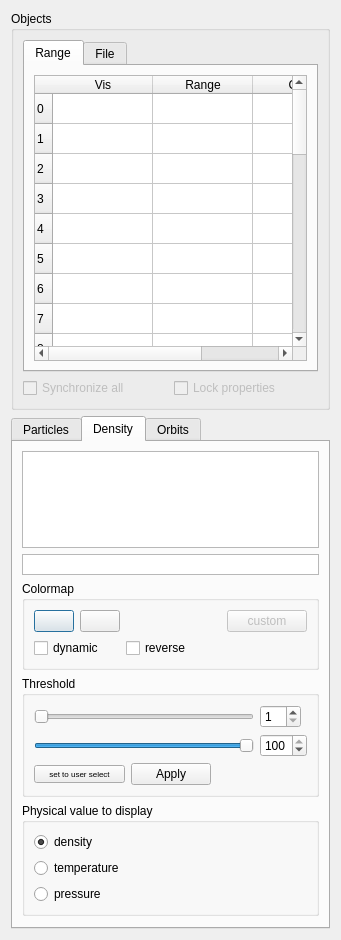
Above: usr/jcl/glnemo2/src/formobjectcontrol.ui from teuben/nemo before the change. Below: the same form after it.
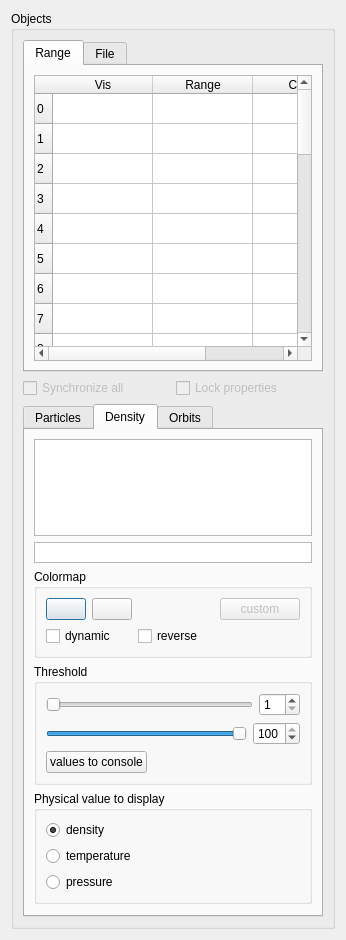
That is the form after the change. The open tabs and pages were chosen to show the change. Icons and pictures are not drawn.

Commit message: update to version 1.2 new rendering pipeline better interactivity from data with density faster rendering tons of bug fixed

The edit to the form file:
```diff
--- a/usr/jcl/glnemo2/src/formobjectcontrol.ui
+++ b/usr/jcl/glnemo2/src/formobjectcontrol.ui
@@ -6,7 +6,7 @@
    <rect>
     <x>0</x>
     <y>0</y>
-    <width>341</width>
+    <width>346</width>
     <height>940</height>
    </rect>
   </property>
@@ -29,7 +29,7 @@
    <iconset>
     <normaloff>../../../../../../../../../../../../../../home/jcl/.designer/backup</normaloff>../../../../../../../../../../../../../../home/jcl/.designer/backup</iconset>
   </property>
-  <layout class="QGridLayout" name="gridLayout_10">
+  <layout class="QGridLayout" name="gridLayout_7">
    <item row="0" column="0">
     <widget class="QGroupBox" name="groupBox_3">
      <property name="sizePolicy">
@@ -493,10 +493,7 @@
         </property>
        </widget>
       </item>
-     </layout>
-    </widget>
-   </item>
-   <item row="1" column="0">
+      <item row="2" column="0" colspan="2">
     <widget class="QTabWidget" name="objects_properties">
      <property name="sizePolicy">
       <sizepolicy hsizetype="Expanding" vsizetype="Fixed">
@@ -853,8 +850,54 @@
       <attribute name="title">
        <string>Density</string>
       </attribute>
-      <layout class="QGridLayout" name="gridLayout_7">
-       <item row="2" column="0">
+         <layout class="QGridLayout" name="gridLayout_10">
+          <item row="0" column="0">
+           <widget class="QGraphicsView" name="dens_histo_view">
+            <property name="sizePolicy">
+             <sizepolicy hsizetype="Expanding" vsizetype="Expanding">
+              <horstretch>0</horstretch>
+              <verstretch>0</verstretch>
+             </sizepolicy>
+            </property>
+            <property name="minimumSize">
+             <size>
+              <width>0</width>
+              <height>97</height>
+             </size>
+            </property>
+            <property name="maximumSize">
+             <size>
+              <width>16777215</width>
+              <height>97</height>
+             </size>
+            </property>
+            <property name="toolTip">
+             <string>x = log(physical value)
+y = log(#bodies)
+
+Physical value can be:
+- DENSITY
+- TEMPERATURE
+- PRESSURE</string>
+            </property>
+            <property name="verticalScrollBarPolicy">
+             <enum>Qt::ScrollBarAlwaysOff</enum>
+            </property>
+            <property name="horizontalScrollBarPolicy">
+             <enum>Qt::ScrollBarAlwaysOff</enum>
+            </property>
+            <property name="transformationAnchor">
+             <enum>QGraphicsView::NoAnchor</enum>
+            </property>
+            <property name="resizeAnchor">
+             <enum>QGraphicsView::NoAnchor</enum>
+            </property>
+            <property name="viewportUpdateMode">
+             <enum>QGraphicsView::FullViewportUpdate</enum>
+            </property>
+           </widget>
+          </item>
+          <item row="1" column="0">
         <widget class="QGraphicsView" name="dens_bar_view">
          <property name="minimumSize">
           <size>
@@ -882,7 +925,7 @@
          </property>
         </widget>
        </item>
-       <item row="3" column="0">
+          <item row="2" column="0">
         <widget class="QGroupBox" name="groupBox_7">
          <property name="sizePolicy">
           <sizepolicy hsizetype="Preferred" vsizetype="Fixed">
@@ -1002,7 +1045,7 @@
          </layout>
         </widget>
        </item>
-       <item row="4" column="0">
+          <item row="3" column="0">
         <widget class="QGroupBox" name="phys_threshold">
          <property name="sizePolicy">
           <sizepolicy hsizetype="Preferred" vsizetype="Fixed">
@@ -1013,11 +1056,13 @@
          <property name="title">
           <string>Threshold</string>
          </property>
-         <layout class="QGridLayout" name="gridLayout_2">
+            <layout class="QGridLayout" name="gridLayout_4">
           <item row="0" column="0" colspan="2">
+              <layout class="QHBoxLayout" name="horizontalLayout">
+               <item>
            <widget class="QSlider" name="dens_slide_min">
             <property name="sizePolicy">
-             <sizepolicy hsizetype="Minimum" vsizetype="Fixed">
+                  <sizepolicy hsizetype="Expanding" vsizetype="Fixed">
               <horstretch>0</horstretch>
               <verstretch>0</verstretch>
              </sizepolicy>
@@ -1033,10 +1078,33 @@
             </property>
            </widget>
           </item>
+               <item>
+                <widget class="QSpinBox" name="dens_spin_min">
+                 <property name="sizePolicy">
+                  <sizepolicy hsizetype="Fixed" vsizetype="Fixed">
+                   <horstretch>0</horstretch>
+                   <verstretch>0</verstretch>
+                  </sizepolicy>
+                 </property>
+                 <property name="minimum">
+                  <number>1</number>
+                 </property>
+                 <property name="maximum">
+                  <number>99</number>
+                 </property>
+                 <property name="value">
+                  <number>1</number>
+                 </property>
+                </widget>
+               </item>
+              </layout>
+             </item>
           <item row="1" column="0" colspan="2">
+              <layout class="QHBoxLayout" name="horizontalLayout_3">
+               <item>
            <widget class="QSlider" name="dens_slide_max">
             <property name="sizePolicy">
-             <sizepolicy hsizetype="Minimum" vsizetype="Fixed">
+                  <sizepolicy hsizetype="Expanding" vsizetype="Fixed">
               <horstretch>0</horstretch>
               <verstretch>0</verstretch>
              </sizepolicy>
@@ -1055,63 +1123,7 @@
             </property>
            </widget>
           </item>
-          <item row="2" column="0">
-           <widget class="QPushButton" name="dens_set_uselect">
-            <property name="sizePolicy">
-             <sizepolicy hsizetype="Fixed" vsizetype="Fixed">
-              <horstretch>0</horstretch>
-              <verstretch>0</verstretch>
-             </sizepolicy>
-            </property>
-            <property name="maximumSize">
-             <size>
-              <width>91</width>
-              <height>16777215</height>
-             </size>
-            </property>
-            <property name="font">
-             <font>
-              <pointsize>6</pointsize>
-             </font>
-            </property>
-            <property name="text">
-             <string>set to user select</string>
-            </property>
-           </widget>
-          </item>
-          <item row="2" column="1" colspan="2">
-           <widget class="QPushButton" name="dens_apply_button">
-            <property name="sizePolicy">
-             <sizepolicy hsizetype="Fixed" vsizetype="Fixed">
-              <horstretch>0</horstretch>
-              <verstretch>0</verstretch>
-             </sizepolicy>
-            </property>
-            <property name="text">
-             <string>Apply</string>
-            </property>
-           </widget>
-          </item>
-          <item row="0" column="2">
-           <widget class="QSpinBox" name="dens_spin_min">
-            <property name="sizePolicy">
-             <sizepolicy hsizetype="Fixed" vsizetype="Fixed">
-              <horstretch>0</horstretch>
-              <verstretch>0</verstretch>
-             </sizepolicy>
-            </property>
-            <property name="minimum">
-             <number>1</number>
-            </property>
-            <property name="maximum">
-             <number>99</number>
-            </property>
-            <property name="value">
-             <number>1</number>
-            </property>
-           </widget>
-          </item>
-          <item row="1" column="2">
+               <item>
            <widget class="QSpinBox" name="dens_spin_max">
             <property name="sizePolicy">
              <sizepolicy hsizetype="Fixed" vsizetype="Fixed">
@@ -1131,9 +1143,43 @@
            </widget>
           </item>
          </layout>
-        </widget>
-       </item>
-       <item row="5" column="0">
+             </item>
+             <item row="2" column="0">
+              <widget class="QPushButton" name="phys_console_button">
+               <property name="enabled">
+                <bool>true</bool>
+               </property>
+               <property name="sizePolicy">
+                <sizepolicy hsizetype="Fixed" vsizetype="Fixed">
+                 <horstretch>0</horstretch>
+                 <verstretch>0</verstretch>
+                </sizepolicy>
+               </property>
+               <property name="toolTip">
+                <string>Display minphys and maxphys to console</string>
+               </property>
+               <property name="text">
+                <string>values to console</string>
+               </property>
+              </widget>
+             </item>
+             <item row="2" column="1">
+              <spacer name="horizontalSpacer_2">
+               <property name="orientation">
+                <enum>Qt::Horizontal</enum>
+               </property>
+               <property name="sizeHint" stdset="0">
+                <size>
+                 <width>130</width>
+                 <height>20</height>
+                </size>
+               </property>
+              </spacer>
+             </item>
+            </layout>
+           </widget>
+          </item>
+          <item row="4" column="0">
         <widget class="QGroupBox" name="groupBox_6">
          <property name="sizePolicy">
           <sizepolicy hsizetype="Preferred" vsizetype="Fixed">
@@ -1144,8 +1190,18 @@
          <property name="title">
           <string>Physical value to display</string>
          </property>
-         <layout class="QGridLayout" name="gridLayout_4">
-          <item row="2" column="0">
+            <layout class="QGridLayout" name="gridLayout_2">
+             <item row="0" column="0">
+              <widget class="QRadioButton" name="dens_phys_radio">
+               <property name="text">
+                <string>density</string>
+               </property>
+               <property name="checked">
+                <bool>true</bool>
+               </property>
+              </widget>
+             </item>
+             <item row="1" column="0">
            <widget class="QRadioButton" name="temp_phys_radio">
             <property name="text">
              <string>temperature</string>
@@ -1155,72 +1211,16 @@
             </property>
            </widget>
           </item>
-          <item row="3" column="0">
+             <item row="2" column="0">
            <widget class="QRadioButton" name="pressure_phys_radio">
             <property name="text">
              <string>pressure</string>
             </property>
            </widget>
           </item>
-          <item row="0" column="0">
-           <widget class="QRadioButton" name="dens_phys_radio">
-            <property name="text">
-             <string>density</string>
-            </property>
-            <property name="checked">
-             <bool>true</bool>
-            </property>
-           </widget>
-          </item>
          </layout>
         </widget>
        </item>
-       <item row="1" column="0">
-        <widget class="QGraphicsView" name="dens_histo_view">
-         <property name="sizePolicy">
-          <sizepolicy hsizetype="Expanding" vsizetype="Expanding">
-           <horstretch>0</horstretch>
-           <verstretch>0</verstretch>
-          </sizepolicy>
-         </property>
-         <property name="minimumSize">
-          <size>
-           <width>0</width>
-           <height>97</height>
-          </size>
-         </property>
-         <property name="maximumSize">
-          <size>
-           <width>16777215</width>
-           <height>97</height>
-          </size>
-         </property>
-         <property name="toolTip">
-          <string>x = log(physical value)
-y = log(#bodies)
-
-Physical value can be:
-- DENSITY
-- TEMPERATURE
-- PRESSURE</string>
-         </property>
-         <property name="verticalScrollBarPolicy">
-          <enum>Qt::ScrollBarAlwaysOff</enum>
-         </property>
-         <property name="horizontalScrollBarPolicy">
-          <enum>Qt::ScrollBarAlwaysOff</enum>
-         </property>
-         <property name="transformationAnchor">
-          <enum>QGraphicsView::NoAnchor</enum>
-         </property>
-         <property name="resizeAnchor">
-          <enum>QGraphicsView::NoAnchor</enum>
-         </property>
-         <property name="viewportUpdateMode">
-          <enum>QGraphicsView::FullViewportUpdate</enum>
-         </property>
-        </widget>
-       </item>
       </layout>
      </widget>
      <widget class="QWidget" name="tab_orbits">
@@ -1362,6 +1362,9 @@
        </item>
       </layout>
      </widget>
+       </widget>
+      </item>
+     </layout>
     </widget>
    </item>
   </layout>
```
Left out of the diff: 2 changed lines with no effect on the pictures. Lines whose indentation alone changed are shown as unchanged. The commit also changes 29 other files.
